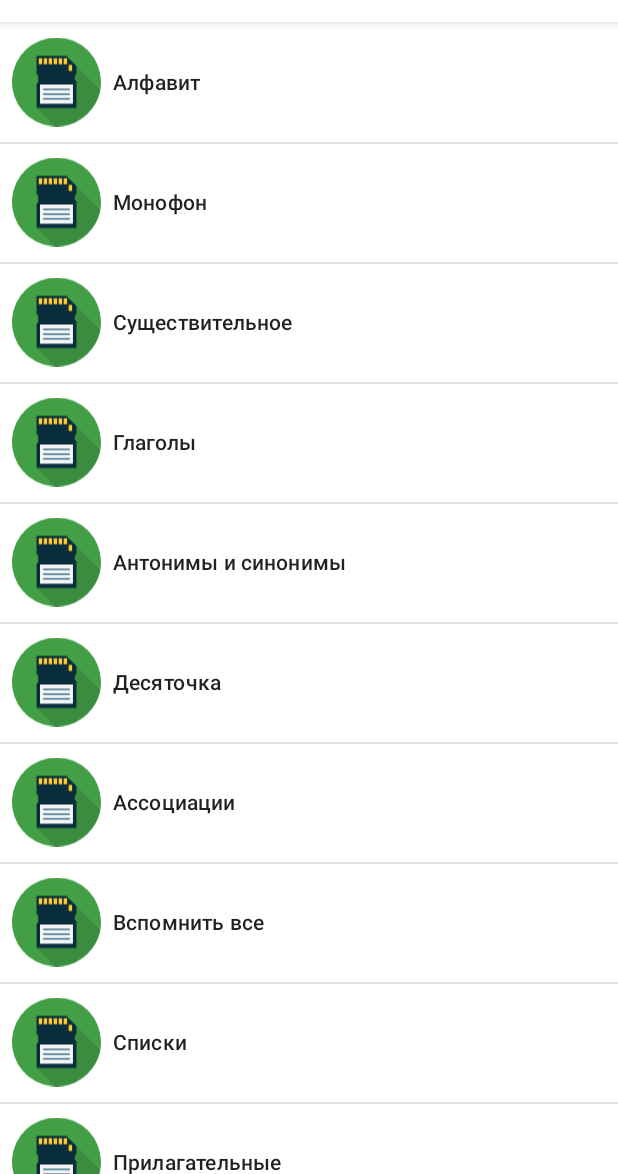
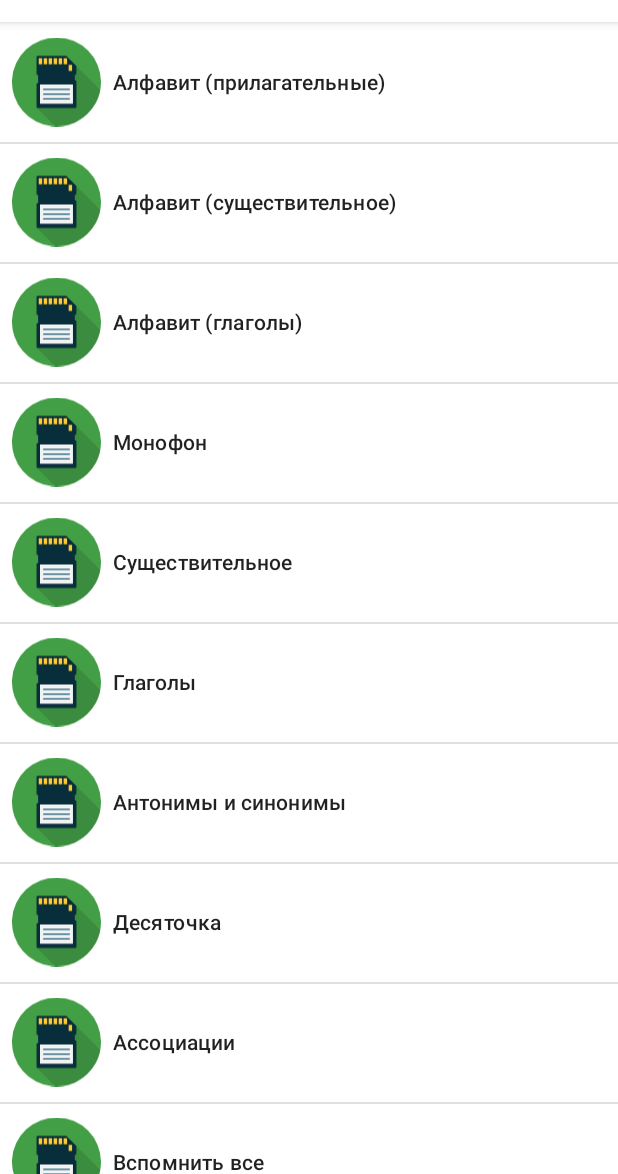
Before and after one commit to YaroslavGorbach-code/Vocabulary, an Android app: the screen it shows after launch (MainActivity), on a phone screen of 412 x 824 dp, the part 62-1236 px from its top. Run offline under Robolectric (Android 15) with nearby library versions, the phone set to English and light mode, and no system bars.

Commit message:
Add more exercises

```diff
--- a/app/src/main/java/yaroslavgorbach/koropapps/vocabulary/business/description/usecase/GetDescriptionUseCase.kt
+++ b/app/src/main/java/yaroslavgorbach/koropapps/vocabulary/business/description/usecase/GetDescriptionUseCase.kt
@@ -1,12 +1,11 @@
 package yaroslavgorbach.koropapps.vocabulary.business.description.usecase
 
-import kotlinx.coroutines.flow.first
 import yaroslavgorbach.koropapps.vocabulary.business.description.repo.RepoDescription
 import yaroslavgorbach.koropapps.vocabulary.data.description.local.model.Description
 import yaroslavgorbach.koropapps.vocabulary.data.exercises.local.model.ExerciseName
 
 class GetDescriptionUseCase(private val repoDescription: RepoDescription) {
-    suspend operator fun invoke(exerciseName: ExerciseName): Description{
-       return repoDescription.getDescription(exerciseName)
+    suspend operator fun invoke(exerciseName: ExerciseName): Description {
+        return repoDescription.getDescription(exerciseName)
     }
 }
--- a/app/src/main/java/yaroslavgorbach/koropapps/vocabulary/data/description/repo/RepoDescriptionImp.kt
+++ b/app/src/main/java/yaroslavgorbach/koropapps/vocabulary/data/description/repo/RepoDescriptionImp.kt
@@ -7,7 +7,9 @@ import yaroslavgorbach.koropapps.vocabulary.data.exercises.local.model.ExerciseN
 
 class RepoDescriptionImp : RepoDescription {
     private val descriptions = listOf(
-        Description(ExerciseName.ALPHABET, R.string.alphabet_description),
+        Description(ExerciseName.ALPHABET_VERBS, R.string.alphabet_verbs_description),
+        Description(ExerciseName.ALPHABET_NOUN, R.string.alphabet_noun_description),
+        Description(ExerciseName.ALPHABET_ADJECTIVES, R.string.alphabet_adjectives_description),
         Description(ExerciseName.MONOPHONIC, R.string.monophonic_description),
         Description(ExerciseName.NOUN, R.string.noun_description),
         Description(ExerciseName.VERBS, R.string.verbs_description),
--- a/app/src/main/java/yaroslavgorbach/koropapps/vocabulary/data/exercises/local/model/Exercise.kt
+++ b/app/src/main/java/yaroslavgorbach/koropapps/vocabulary/data/exercises/local/model/Exercise.kt
@@ -5,7 +5,9 @@ import androidx.annotation.StringRes
 import yaroslavgorbach.koropapps.vocabulary.R
 
 enum class ExerciseName(@StringRes val id: Int) {
-    ALPHABET(R.string.alphabet),
+    ALPHABET_ADJECTIVES(R.string.alphabet_adjectives),
+    ALPHABET_NOUN(R.string.alphabet_noun),
+    ALPHABET_VERBS(R.string.alphabet_verbs),
     MONOPHONIC(R.string.monophonic),
     NOUN(R.string.noun),
     VERBS(R.string.verbs),
@@ -15,6 +17,8 @@ enum class ExerciseName(@StringRes val id: Int) {
     REMEMBER_ALL(R.string.remember_all),
     LISTS(R.string.lists),
     ADJECTIVES(R.string.adjectives),
+    GAME_I_KNOW_5_NAMES(R.string.game_i_know_5_names),
+    THREE_LITER_JAR(R.string.three_liter_jar)
 }
 
 data class Exercise(val name: ExerciseName, @DrawableRes val icon: Int)
--- a/app/src/main/java/yaroslavgorbach/koropapps/vocabulary/data/exercises/repo/RepoExercisesImp.kt
+++ b/app/src/main/java/yaroslavgorbach/koropapps/vocabulary/data/exercises/repo/RepoExercisesImp.kt
@@ -12,7 +12,9 @@ class RepoExercisesImp : RepoExercises {
 
     init {
         exercises.value = listOf(
-            Exercise(ExerciseName.ALPHABET, R.drawable.ic_test),
+            Exercise(ExerciseName.ALPHABET_ADJECTIVES, R.drawable.ic_test),
+            Exercise(ExerciseName.ALPHABET_NOUN, R.drawable.ic_test),
+            Exercise(ExerciseName.ALPHABET_VERBS, R.drawable.ic_test),
             Exercise(ExerciseName.MONOPHONIC, R.drawable.ic_test),
             Exercise(ExerciseName.NOUN, R.drawable.ic_test),
             Exercise(ExerciseName.VERBS, R.drawable.ic_test),
@@ -21,8 +23,10 @@ class RepoExercisesImp : RepoExercises {
             Exercise(ExerciseName.ASSOCIATIONS, R.drawable.ic_test),
             Exercise(ExerciseName.REMEMBER_ALL, R.drawable.ic_test),
             Exercise(ExerciseName.LISTS, R.drawable.ic_test),
-            Exercise(ExerciseName.ADJECTIVES, R.drawable.ic_test)
-        )
+            Exercise(ExerciseName.ADJECTIVES, R.drawable.ic_test),
+            Exercise(ExerciseName.GAME_I_KNOW_5_NAMES, R.drawable.ic_test),
+            Exercise(ExerciseName.THREE_LITER_JAR, R.drawable.ic_test),
+            )
     }
 
     override suspend fun getExercises(): Flow<List<Exercise>> {
--- a/app/src/main/java/yaroslavgorbach/koropapps/vocabulary/feature/description/ui/DescriptionFragment.kt
+++ b/app/src/main/java/yaroslavgorbach/koropapps/vocabulary/feature/description/ui/DescriptionFragment.kt
@@ -29,10 +29,9 @@ class DescriptionFragment : Fragment(R.layout.fragment_description) {
     override fun onViewCreated(view: View, savedInstanceState: Bundle?) {
         super.onViewCreated(view, savedInstanceState)
         // init vm
+        val vm by viewModels<DescriptionVm>()
 
-        val vm by viewModels<DescriptionVm>()
         // init view
-
         val v = DescriptionView(FragmentDescriptionBinding.bind(view))
         lifecycleScope.launch {
             v.setDescription(vm.getDescription(exName))
--- a/app/src/main/res/values/descriptions.xml
+++ b/app/src/main/res/values/descriptions.xml
@@ -1,6 +1,8 @@
 <?xml version="1.0" encoding="utf-8"?>
 <resources>
-    <string name="alphabet_description">Алфавит</string>
+    <string name="alphabet_adjectives_description">Алфавит (прилагательные)</string>
+    <string name="alphabet_verbs_description">Алфавит (глаголы)</string>
+    <string name="alphabet_noun_description">Алфавит (существительное)</string>
     <string name="monophonic_description">Монофон</string>
     <string name="noun_description">Существительное</string>
     <string name="verbs_description">Глаголы</string>
@@ -10,4 +12,6 @@
     <string name="remember_all_description">Вспомнить все</string>
     <string name="lists_description">Списки</string>
     <string name="adjectives_description">Прилагательные</string>
+    <string name="game_i_know_5_names_description">Игра «Я знаю 5 имен»</string>
+    <string name="three_liter_jar_description">Трехлитровая банка</string>
 </resources>
--- a/app/src/main/res/values/exercises.xml
+++ b/app/src/main/res/values/exercises.xml
@@ -1,14 +1,19 @@
 <?xml version="1.0" encoding="utf-8"?>
 <resources>
-    <string name="alphabet">Алфавит</string>
+    <string name="alphabet_adjectives">Алфавит (прилагательные)</string>
+    <string name="alphabet_verbs">Алфавит (глаголы)</string>
+    <string name="alphabet_noun">Алфавит (существительное)</string>
+
     <string name="monophonic">Монофон</string>
     <string name="noun">Существительное</string>
     <string name="verbs">Глаголы</string>
+    <string name="adjectives">Прилагательные</string>
     <string name="antonyms_and_synonyms">Антонимы и синонимы</string>
     <string name="ten">Десяточка</string>
     <string name="associations">Ассоциации</string>
     <string name="remember_all">Вспомнить все</string>
     <string name="lists">Списки</string>
-    <string name="adjectives">Прилагательные</string>
+    <string name="game_i_know_5_names">Игра «Я знаю 5 имен»</string>
+    <string name="three_liter_jar">Трехлитровая банка</string>
 
 </resources>
```
